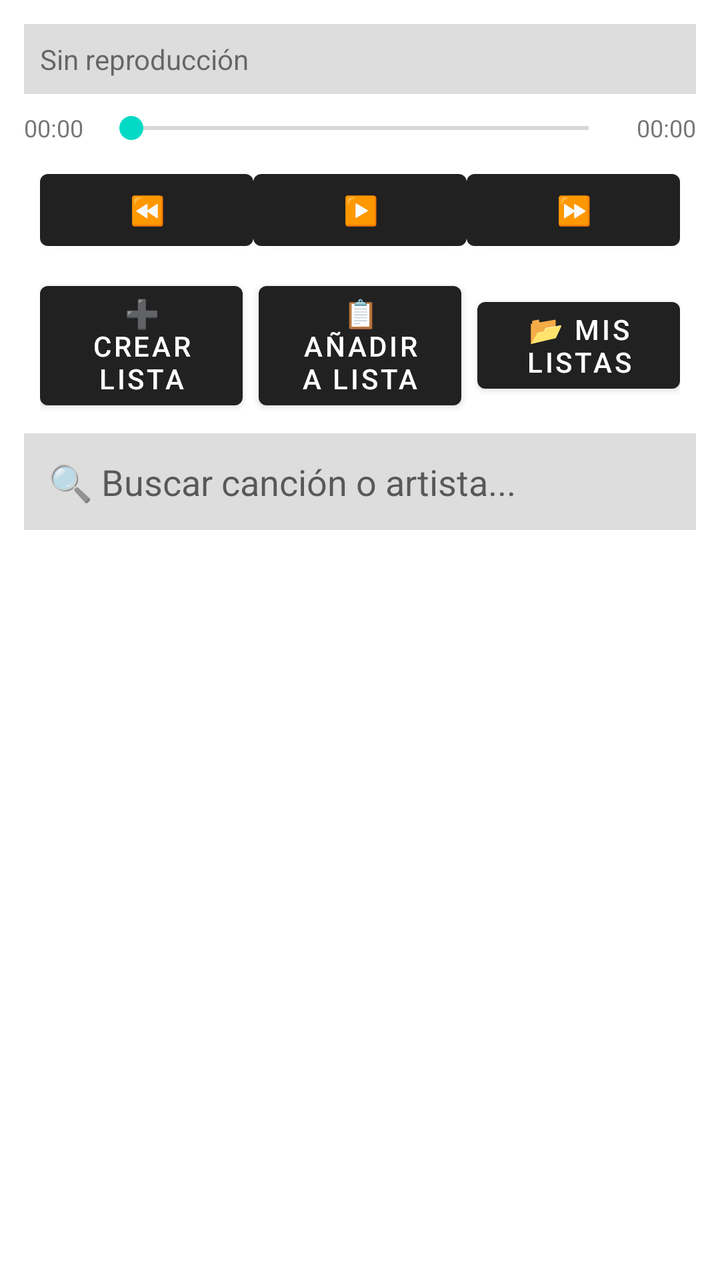
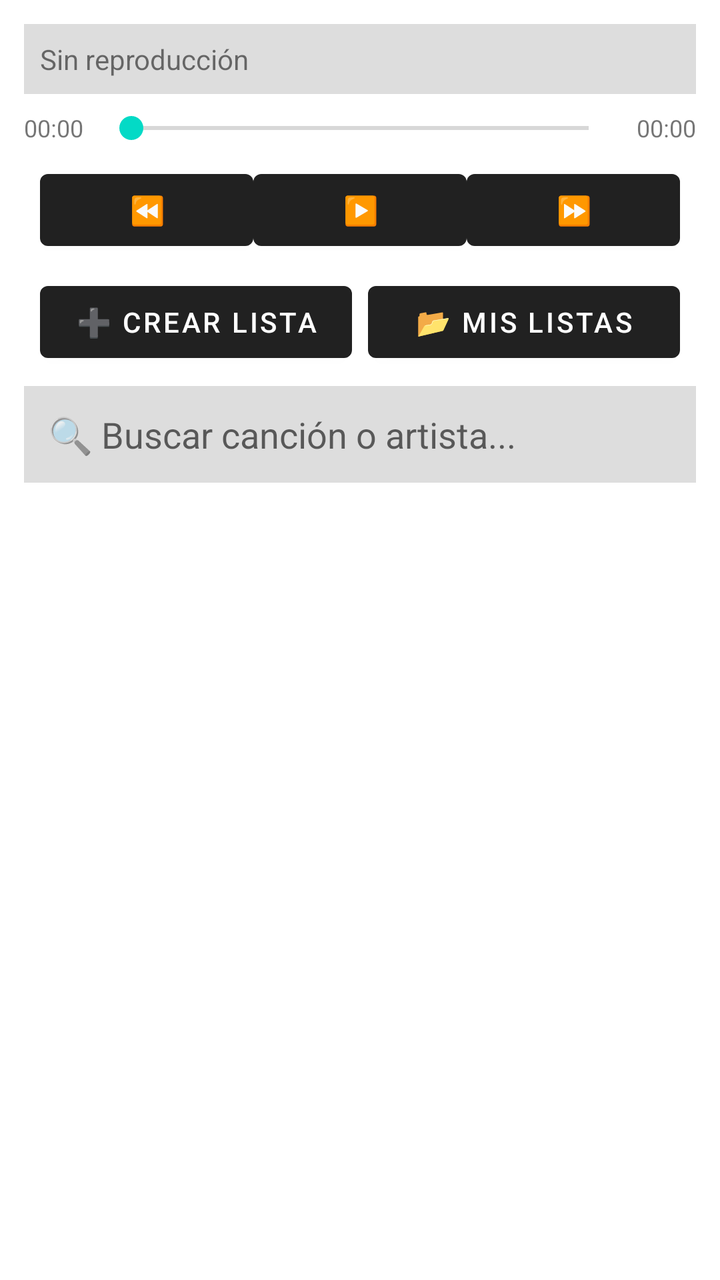

Screens rendered from an Android XML layout before and after an edit, with the pre-edit source and the edit as a unified diff.
<!-- AndroidManifest.xml: application theme Theme.MiMusica -->
<!-- res/layout/activity_main.xml -->
<?xml version="1.0" encoding="utf-8"?>
<LinearLayout xmlns:android="http://schemas.android.com/apk/res/android"
    android:layout_width="match_parent"
    android:layout_height="match_parent"
    android:orientation="vertical"
    android:padding="12dp">

    <TextView
        android:id="@+id/txtNowPlaying"
        android:layout_width="match_parent"
        android:layout_height="wrap_content"
        android:text="Sin reproducción"
        android:textSize="14sp"
        android:padding="8dp"
        android:background="#22000000"
        android:maxLines="2"
        android:ellipsize="end" />

    <LinearLayout
        android:layout_width="match_parent"
        android:layout_height="wrap_content"
        android:orientation="horizontal"
        android:gravity="center_vertical"
        android:layout_marginTop="8dp">

        <TextView
            android:id="@+id/txtCurrentTime"
            android:layout_width="wrap_content"
            android:layout_height="wrap_content"
            android:text="00:00"
            android:textSize="12sp" />

        <SeekBar
            android:id="@+id/seekBar"
            android:layout_width="0dp"
            android:layout_weight="1"
            android:layout_height="wrap_content"
            android:layout_marginHorizontal="8dp" />

        <TextView
            android:id="@+id/txtTotalTime"
            android:layout_width="wrap_content"
            android:layout_height="wrap_content"
            android:text="00:00"
            android:textSize="12sp" />
    </LinearLayout>

    <LinearLayout
        android:layout_width="match_parent"
        android:layout_height="wrap_content"
        android:orientation="horizontal"
        android:gravity="center"
        android:padding="8dp">

        <Button
            android:id="@+id/btnPrev"
            android:layout_width="0dp"
            android:layout_weight="1"
            android:layout_height="wrap_content"
            android:text="⏪" />

        <Button
            android:id="@+id/btnPlayPause"
            android:layout_width="0dp"
            android:layout_weight="1"
            android:layout_height="wrap_content"
            android:text="▶️" />

        <Button
            android:id="@+id/btnNext"
            android:layout_width="0dp"
            android:layout_weight="1"
            android:layout_height="wrap_content"
            android:text="⏩" />
    </LinearLayout>

    <LinearLayout
        android:layout_width="match_parent"
        android:layout_height="wrap_content"
        android:orientation="horizontal"
        android:gravity="center"
        android:paddingHorizontal="8dp"
        android:paddingBottom="8dp">

        <Button
            android:id="@+id/btnCreatePlaylist"
            android:layout_width="0dp"
            android:layout_weight="1"
            android:layout_height="wrap_content"
            android:text="➕ Crear Lista" />

        <Button
            android:id="@+id/btnAddToPlaylist"
            android:layout_width="0dp"
            android:layout_weight="1"
            android:layout_height="wrap_content"
            android:text="📋 Añadir a Lista" 
            android:layout_marginLeft="8dp"/>

        <Button
            android:id="@+id/btnViewPlaylists"
            android:layout_width="0dp"
            android:layout_weight="1"
            android:layout_height="wrap_content"
            android:text="📂 Mis Listas" 
            android:layout_marginLeft="8dp"/>
    </LinearLayout>

    
    <EditText
        android:id="@+id/editSearch"
        android:layout_width="match_parent"
        android:layout_height="wrap_content"
        android:hint="🔍 Buscar canción o artista..."
        android:padding="12dp"
        android:background="#22000000"
        android:singleLine="true"
        android:layout_marginBottom="8dp"/>

    <androidx.recyclerview.widget.RecyclerView
        android:id="@+id/recyclerSongs"
        android:layout_width="match_parent"
        android:layout_height="0dp"
        android:layout_weight="1" />

</LinearLayout>
<!-- resources referenced by this layout -->
<resources>
  <style name="Theme.MiMusica" parent="Theme.MaterialComponents.DayNight.DarkActionBar">
      </style>
</resources>

<!-- the commit's change to res/layout/activity_main.xml (unified diff, before → after) -->
@@ -90,14 +90,6 @@
             android:text="➕ Crear Lista" />
 
         <Button
-            android:id="@+id/btnAddToPlaylist"
-            android:layout_width="0dp"
-            android:layout_weight="1"
-            android:layout_height="wrap_content"
-            android:text="📋 Añadir a Lista" 
-            android:layout_marginLeft="8dp"/>
-
-        <Button
             android:id="@+id/btnViewPlaylists"
             android:layout_width="0dp"
             android:layout_weight="1"
@@ -106,7 +98,6 @@
             android:layout_marginLeft="8dp"/>
     </LinearLayout>
 
-    
     <EditText
         android:id="@+id/editSearch"
         android:layout_width="match_parent"
